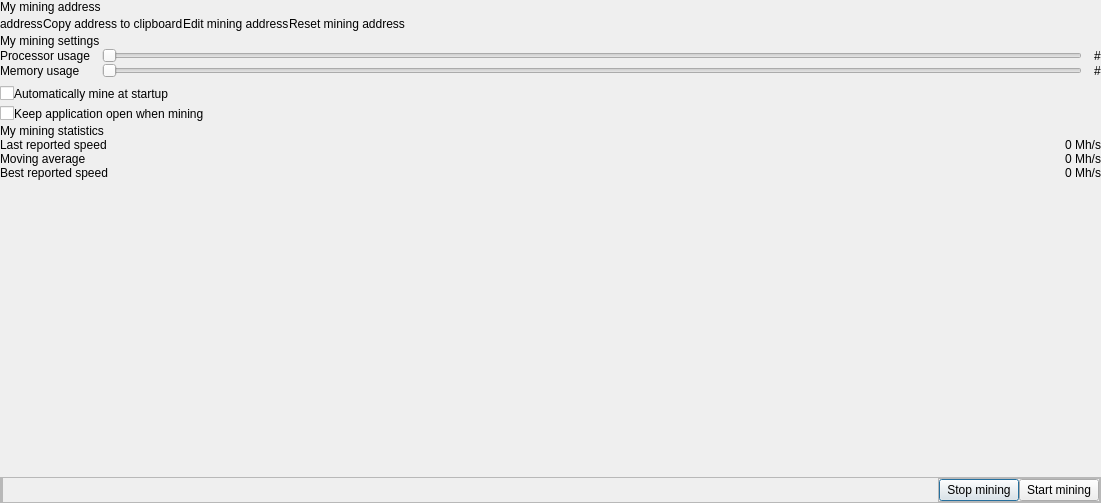
Old version of the form src/qt/_Gulden/forms/miningaccountdialog.ui in the repository frozenflux3/munt-official.
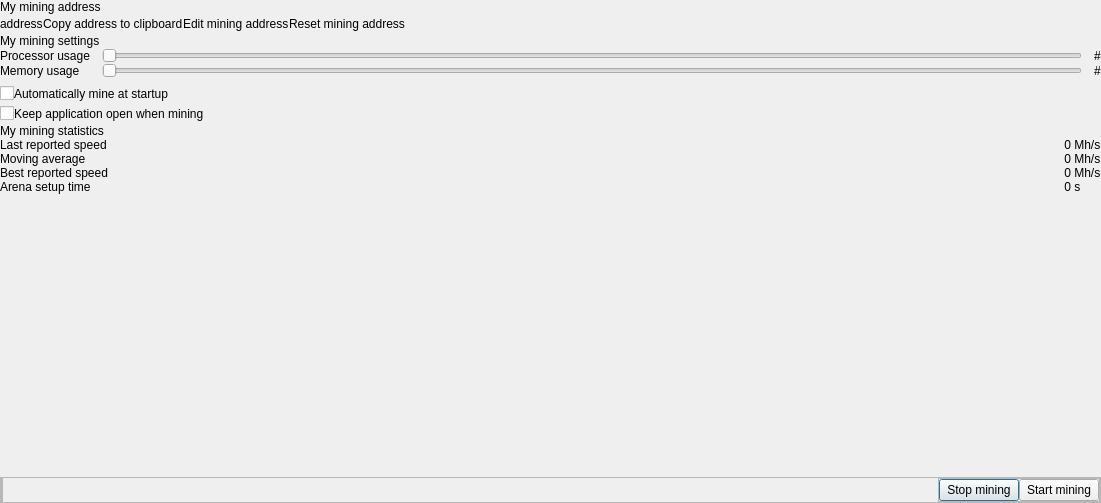
New version of the form. Custom widgets are drawn as their Qt base class.

Commit message:
UI: CORE: Introduce timing/display of arena setup time for mining.
Introduce protection against an obscure time based attack on miners (unlikely to ever actually exhibit in real world but better to fix regardless)
Introduce some mining timestamp improvements.

Patch:
```diff
--- a/src/qt/_Gulden/forms/miningaccountdialog.ui
+++ b/src/qt/_Gulden/forms/miningaccountdialog.ui
@@ -330,7 +330,7 @@
             </widget>
            </item>
            <item>
-            <layout class="QGridLayout" name="gridLayout">
+            <layout class="QGridLayout" name="gridLayout" columnstretch="1,1,0">
              <property name="leftMargin">
               <number>0</number>
              </property>
@@ -347,6 +347,33 @@
                </property>
               </widget>
              </item>
+             <item row="2" column="1">
+              <widget class="QLabel" name="labelBestMiningSpeed">
+               <property name="text">
+                <string notr="true">0</string>
+               </property>
+               <property name="alignment">
+                <set>Qt::AlignRight|Qt::AlignTrailing|Qt::AlignVCenter</set>
+               </property>
+              </widget>
+             </item>
+             <item row="3" column="1">
+              <widget class="QLabel" name="labelLastArenaSetupTime">
+               <property name="text">
+                <string notr="true">0</string>
+               </property>
+               <property name="alignment">
+                <set>Qt::AlignRight|Qt::AlignTrailing|Qt::AlignVCenter</set>
+               </property>
+              </widget>
+             </item>
+             <item row="3" column="0">
+              <widget class="QLabel" name="label_6">
+               <property name="text">
+                <string>Arena setup time</string>
+               </property>
+              </widget>
+             </item>
              <item row="1" column="0">
               <widget class="QLabel" name="label_2">
                <property name="text">
@@ -354,6 +381,16 @@
                </property>
               </widget>
              </item>
+             <item row="0" column="1">
+              <widget class="QLabel" name="labelLastMiningSpeed">
+               <property name="text">
+                <string notr="true">0</string>
+               </property>
+               <property name="alignment">
+                <set>Qt::AlignRight|Qt::AlignTrailing|Qt::AlignVCenter</set>
+               </property>
+              </widget>
+             </item>
              <item row="0" column="0">
               <widget class="QLabel" name="label_3">
                <property name="text">
@@ -361,36 +398,68 @@
                </property>
               </widget>
              </item>
-             <item row="2" column="1">
-              <widget class="QLabel" name="labelBestMiningSpeed">
-               <property name="text">
-                <string notr="true">0 Mh/s</string>
-               </property>
-               <property name="alignment">
-                <set>Qt::AlignRight|Qt::AlignTrailing|Qt::AlignVCenter</set>
-               </property>
-              </widget>
-             </item>
-             <item row="0" column="1">
-              <widget class="QLabel" name="labelLastMiningSpeed">
-               <property name="text">
-                <string notr="true">0 Mh/s</string>
-               </property>
-               <property name="alignment">
-                <set>Qt::AlignRight|Qt::AlignTrailing|Qt::AlignVCenter</set>
-               </property>
-              </widget>
-             </item>
              <item row="1" column="1">
               <widget class="QLabel" name="labelAverageMiningSpeed">
                <property name="text">
-                <string notr="true">0 Mh/s</string>
+                <string notr="true">0</string>
                </property>
                <property name="alignment">
                 <set>Qt::AlignRight|Qt::AlignTrailing|Qt::AlignVCenter</set>
                </property>
               </widget>
              </item>
+             <item row="3" column="2">
+              <widget class="QLabel" name="labelLastArenaSetupTimeUnits">
+               <property name="text">
+                <string notr="true"> s</string>
+               </property>
+               <property name="alignment">
+                <set>Qt::AlignLeading|Qt::AlignLeft|Qt::AlignVCenter</set>
+               </property>
+               <property name="indent">
+                <number>0</number>
+               </property>
+              </widget>
+             </item>
+             <item row="2" column="2">
+              <widget class="QLabel" name="labelBestMiningSpeedUnits">
+               <property name="text">
+                <string notr="true"> Mh/s</string>
+               </property>
+               <property name="alignment">
+                <set>Qt::AlignLeading|Qt::AlignLeft|Qt::AlignVCenter</set>
+               </property>
+               <property name="indent">
+                <number>0</number>
+               </property>
+              </widget>
+             </item>
+             <item row="1" column="2">
+              <widget class="QLabel" name="labelAverageMiningSpeedUnits">
+               <property name="text">
+                <string notr="true"> Mh/s</string>
+               </property>
+               <property name="alignment">
+                <set>Qt::AlignLeading|Qt::AlignLeft|Qt::AlignVCenter</set>
+               </property>
+               <property name="indent">
+                <number>0</number>
+               </property>
+              </widget>
+             </item>
+             <item row="0" column="2">
+              <widget class="QLabel" name="labelLastMiningSpeedUnits">
+               <property name="text">
+                <string notr="true"> Mh/s</string>
+               </property>
+               <property name="alignment">
+                <set>Qt::AlignLeading|Qt::AlignLeft|Qt::AlignVCenter</set>
+               </property>
+               <property name="indent">
+                <number>0</number>
+               </property>
+              </widget>
+             </item>
             </layout>
            </item>
            <item>
```
The commit also changes 4 other files.
